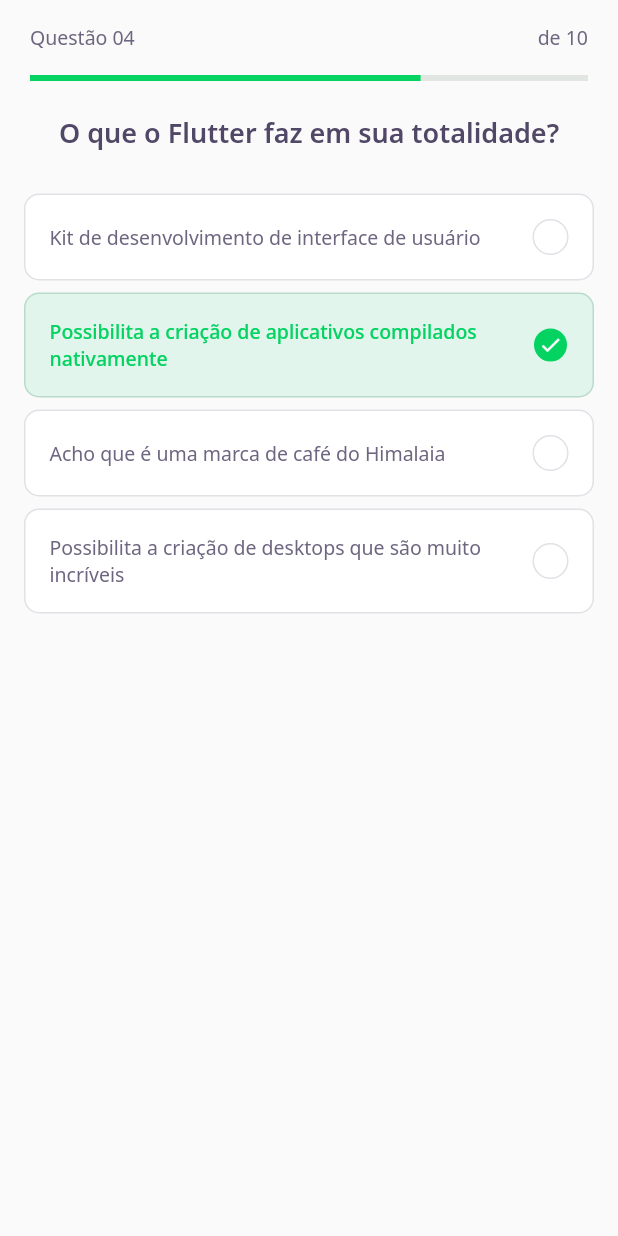
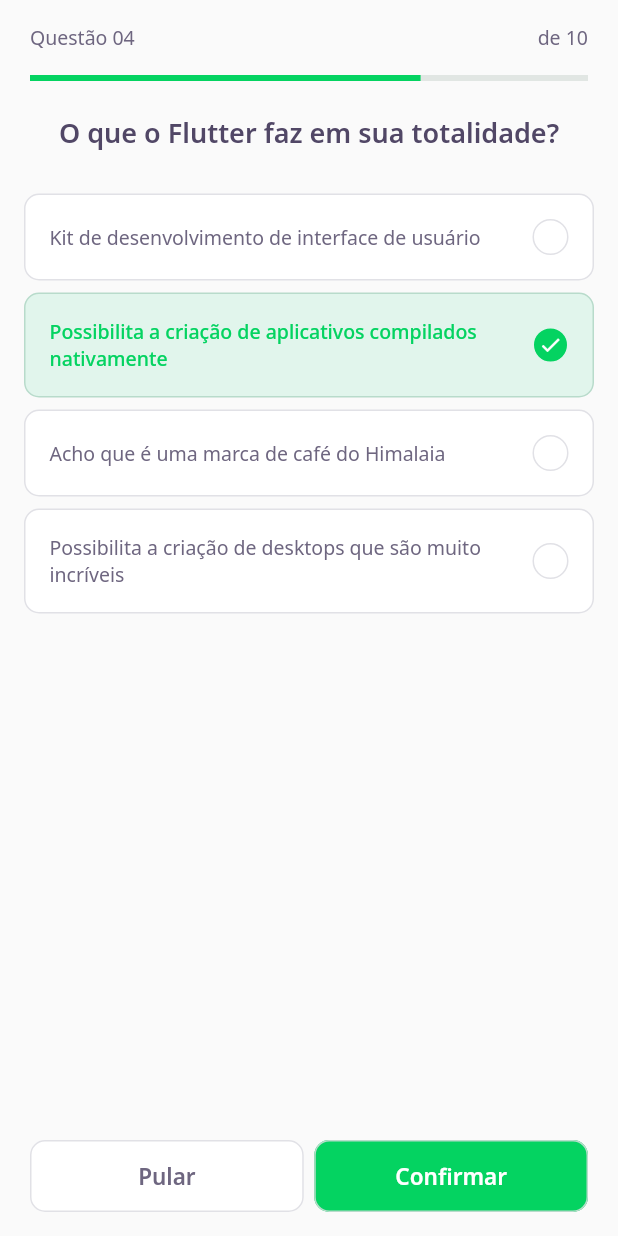
Before and after one commit to duduCMT/NLW05-Flutter-DevQuiz, a Flutter app: the ChallengePage screen opened directly, on a phone screen of 412 x 824 dp. Run offline on Flutter 3.47's test engine with Material 2 defaults, Android fonts, the phone set to English and light mode, and no system bars; our stand-ins replace google_fonts; accounts and stored records are empty.

Commit message:
Next Button criados e incrementados na Challende Page

```diff
--- a/lib/challenge/challenge_page.dart
+++ b/lib/challenge/challenge_page.dart
@@ -1,3 +1,4 @@
+import 'package:DevQuiz/challenge/widgets/next_button/next_button_widget.dart';
 import 'package:DevQuiz/challenge/widgets/question_indicator/question_indicator_widget.dart';
 import 'package:DevQuiz/challenge/widgets/quiz/quiz_widget.dart';
 import 'package:flutter/material.dart';
@@ -19,6 +20,34 @@ class _ChallengePageState extends State<ChallengePage> {
         ),
       ),
       body: QuizWidget(title: 'O que o Flutter faz em sua totalidade?',),
+      bottomNavigationBar: SafeArea(
+        bottom: true,
+        child: Padding(
+          padding: const EdgeInsets.symmetric(horizontal: 20, vertical: 16),
+          child: Row(
+            mainAxisAlignment: MainAxisAlignment.spaceAround,
+            children: [
+              Expanded(
+                child: NextButtonWidget.white(
+                  label: 'Pular',
+                  onTap: (){
+                    print('Teste Pular');
+                  },
+                ),
+              ),
+              SizedBox(width: 7),
+              Expanded(
+                child: NextButtonWidget.green(
+                  label: 'Confirmar',
+                  onTap: (){
+                    print('Teste Confirmar');
+                  },
+                ),
+              )
+            ],
+          ),
+        ),
+      ),
     );
   }
 }
--- /dev/null
+++ b/lib/challenge/widgets/next_button/next_button_widget.dart
@@ -0,0 +1,76 @@
+import 'package:DevQuiz/core/app_colors.dart';
+import 'package:flutter/material.dart';
+import 'package:google_fonts/google_fonts.dart';
+
+class NextButtonWidget extends StatelessWidget {
+  final String label;
+  final Color backgroundColor;
+  final Color fontColor;
+  final Color borderColor;
+  final Color overlayColor;
+
+  final VoidCallback onTap;
+
+  const NextButtonWidget({
+    Key? key,
+    required this.label,
+    required this.backgroundColor,
+    required this.fontColor,
+    required this.borderColor,
+    required this.overlayColor,
+    required this.onTap
+  }) : super(key: key);
+
+  NextButtonWidget.green({
+    required String label,
+    required VoidCallback onTap
+  }) :
+    this.backgroundColor = AppColors.darkGreen,
+    this.fontColor = AppColors.white,
+    this.borderColor = AppColors.green,
+    this.overlayColor = AppColors.overlayDark,
+    this.label = label,
+    this.onTap = onTap;
+
+  NextButtonWidget.white({
+    required String label,
+    required VoidCallback onTap
+  }) :
+    this.backgroundColor = AppColors.white,
+    this.fontColor = AppColors.grey,
+    this.borderColor = AppColors.border,
+    this.overlayColor = AppColors.overlayDarkGreen,
+    this.label = label,
+    this.onTap = onTap;
+
+
+  @override
+  Widget build(BuildContext context) {
+    return Container(
+      height: 48,
+      child: TextButton(
+        style: ButtonStyle(
+          overlayColor: MaterialStateProperty.all(overlayColor),
+          backgroundColor: MaterialStateProperty.all(backgroundColor),
+          shape: MaterialStateProperty.all(RoundedRectangleBorder(
+            borderRadius: BorderRadius.circular(10)
+          )),
+          side: MaterialStateProperty.all(
+            BorderSide(
+              color: borderColor
+            )
+          )
+        ),
+        onPressed: onTap,
+        child: Text(
+          label,
+          style: GoogleFonts.notoSans(
+            fontWeight: FontWeight.w600,
+            fontSize: 15,
+            color: fontColor
+          ),
+        ),
+      ),
+    );
+  }
+}
--- a/lib/core/app_colors.dart
+++ b/lib/core/app_colors.dart
@@ -36,4 +36,8 @@ class AppColors {
   static final Color levelButtonTextMedio = darkGreen;
   static final Color levelButtonTextDificil = Color(0xFFE8891C);
   static final Color levelButtonTextPerito = darkRed;
+
+  //Overlays
+  static final Color overlayDarkGreen = Color.fromARGB(20, 4, 211, 97);
+  static final Color overlayDark = Color.fromARGB(10, 0, 0, 0);
 }
--- a/lib/core/app_widget.dart
+++ b/lib/core/app_widget.dart
@@ -7,7 +7,7 @@ class AppWidget extends StatelessWidget {
   Widget build(BuildContext context) {
     return MaterialApp(
       title: "DevQuiz",
-      home: HomePage()
+      home: ChallengePage()
     );
   }
 }
```
